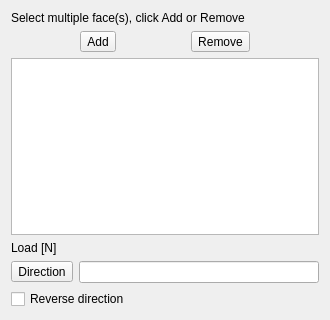
The window that src/Mod/Fem/Gui/TaskFemConstraintForce.ui (southseact-3d/fcd) describes before a commit, drawn with Qt 5.
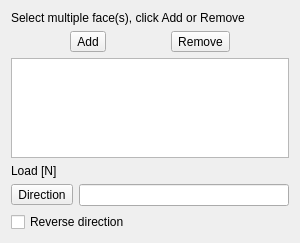
The same window after the commit. Custom widgets are drawn as their Qt base class.

```diff
--- a/src/Mod/Fem/Gui/TaskFemConstraintForce.ui
+++ b/src/Mod/Fem/Gui/TaskFemConstraintForce.ui
@@ -6,22 +6,16 @@
    <rect>
     <x>0</x>
     <y>0</y>
-    <width>330</width>
-    <height>320</height>
+    <width>300</width>
+    <height>236</height>
    </rect>
   </property>
   <property name="sizePolicy">
-   <sizepolicy hsizetype="Maximum" vsizetype="Maximum">
-    <horstretch>3</horstretch>
-    <verstretch>35</verstretch>
+   <sizepolicy hsizetype="Preferred" vsizetype="Preferred">
+    <horstretch>0</horstretch>
+    <verstretch>0</verstretch>
    </sizepolicy>
   </property>
-  <property name="minimumSize">
-   <size>
-    <width>330</width>
-    <height>300</height>
-   </size>
-  </property>
   <property name="baseSize">
    <size>
     <width>400</width>
```
Left out of the diff: 2 changed lines with no effect on the pictures.
